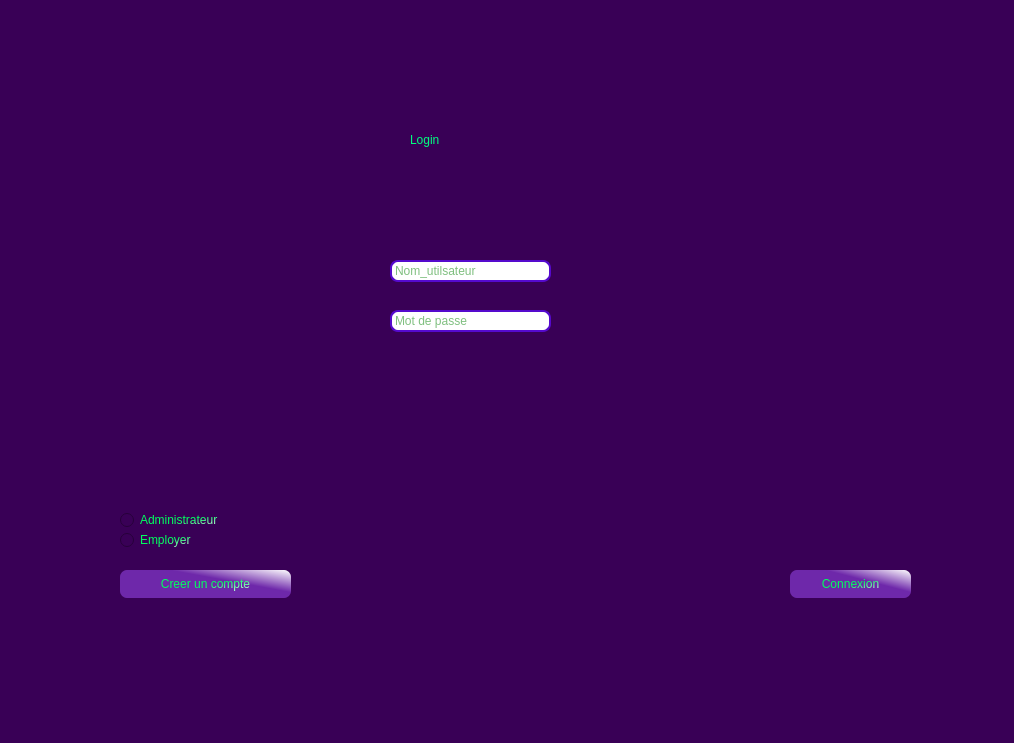
Qt form S_Park/mainwindow.ui (GIlles2608/Spark) before a commit.
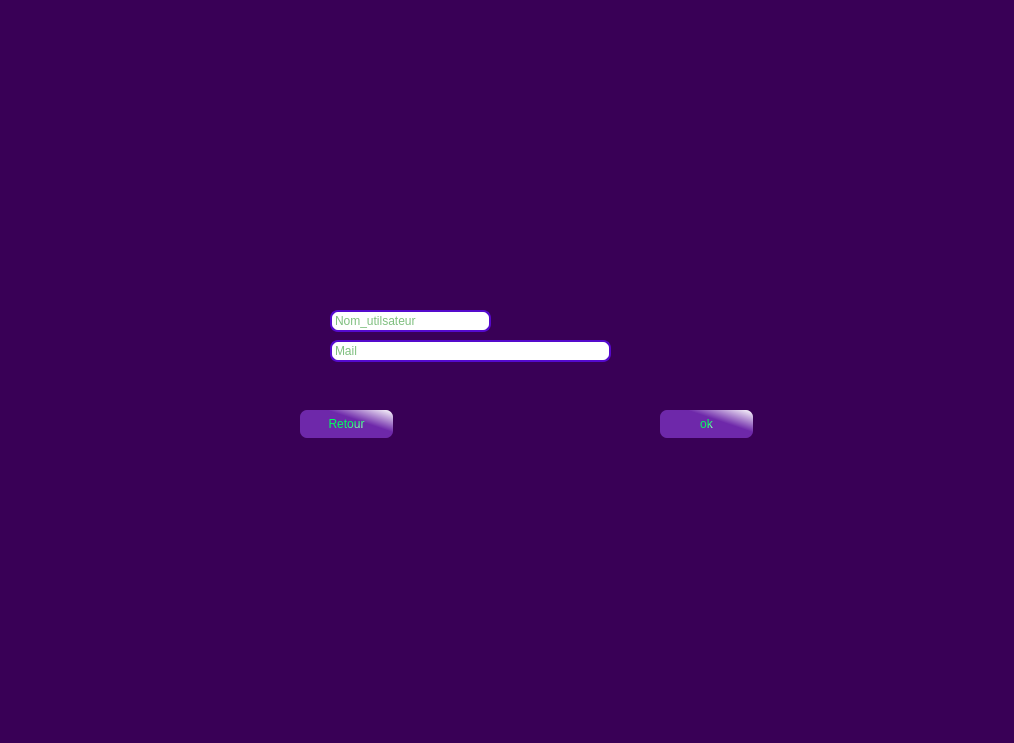
The same form after that commit. The open tabs and pages were chosen to show the change.

```diff
--- a/S_Park/mainwindow.ui
+++ b/S_Park/mainwindow.ui
@@ -194,8 +194,8 @@
      <widget class="QPushButton" name="pushButton_3">
       <property name="geometry">
        <rect>
-        <x>60</x>
-        <y>540</y>
+        <x>720</x>
+        <y>30</y>
         <width>171</width>
         <height>28</height>
        </rect>
@@ -485,6 +485,168 @@
       </property>
      </widget>
     </widget>
+    <widget class="QWidget" name="page_2">
+     <widget class="QLineEdit" name="e_mail_2">
+      <property name="geometry">
+       <rect>
+        <x>270</x>
+        <y>310</y>
+        <width>281</width>
+        <height>22</height>
+       </rect>
+      </property>
+      <property name="styleSheet">
+       <string notr="true">QLineEdit {
+	font: 8pt &quot;Times New Roman&quot;;
+padding: 1px;
+border-style: solid;
+border: 2px solid rgb(85,10,205);
+border-radius: 8px;
+font-color:green;
+ background-color:white;
+color:green;
+}
+
+QLineEdit:focus
+{
+  border-color:rgb(200,50,10);
+}</string>
+      </property>
+      <property name="placeholderText">
+       <string>Mail</string>
+      </property>
+     </widget>
+     <widget class="QLineEdit" name="nom_utilateur_3">
+      <property name="geometry">
+       <rect>
+        <x>270</x>
+        <y>280</y>
+        <width>161</width>
+        <height>22</height>
+       </rect>
+      </property>
+      <property name="toolTip">
+       <string>&lt;html&gt;&lt;head/&gt;&lt;body&gt;&lt;p&gt;&lt;br/&gt;&lt;/p&gt;&lt;/body&gt;&lt;/html&gt;</string>
+      </property>
+      <property name="whatsThis">
+       <string>&lt;html&gt;&lt;head/&gt;&lt;body&gt;&lt;p&gt;&lt;br/&gt;&lt;/p&gt;&lt;/body&gt;&lt;/html&gt;</string>
+      </property>
+      <property name="styleSheet">
+       <string notr="true">QLineEdit {
+	font: 8pt &quot;Times New Roman&quot;;
+padding: 1px;
+border-style: solid;
+border: 2px solid rgb(85,10,205);
+border-radius: 8px;
+font-color:green;
+   background-color:white;
+color:green;
+}
+
+QLineEdit:focus
+{
+  border-color:rgb(200,50,10);
+}</string>
+      </property>
+      <property name="inputMask">
+       <string/>
+      </property>
+      <property name="text">
+       <string/>
+      </property>
+      <property name="placeholderText">
+       <string>Nom_utilsateur</string>
+      </property>
+     </widget>
+     <widget class="QPushButton" name="pushButton">
+      <property name="geometry">
+       <rect>
+        <x>600</x>
+        <y>380</y>
+        <width>93</width>
+        <height>28</height>
+       </rect>
+      </property>
+      <property name="styleSheet">
+       <string notr="true">QPushButton
+ {
+      border-style: groove;
+      border-radius: 7;
+      padding: 3px;
+
+     color: qlineargradient(spread:pad, x1:0.439, y1:0.5, x2:1, y2:1, stop:0.134783 rgba(0, 255, 94, 255), stop:1 rgba(255, 255, 255, 255));
+
+      background-color: qlineargradient(spread:pad, x1:0.565, y1:0.386364, x2:1, y2:0, stop:0.0869565 rgba(110, 40, 170, 255), stop:1 rgba(255, 255, 255, 255));
+ 
+   font: 10pt &quot;Copperplate Gothic Bold&quot;; 
+ }
+
+QPushButton:focus
+
+ {
+
+  
+    background-color: qlineargradient(spread:pad, x1:0, y1:0, x2:1, y2:1, stop:0.491304 rgba(255, 0, 0, 255), stop:1 rgba(255, 255, 255, 255));
+ }
+
+QPushButton:hover
+
+ {
+    background-color: qlineargradient(spread:pad, x1:0, y1:0, x2:1, y2:1, stop:0.491304 rgba(255, 0, 0, 255), stop:1 rgba(255, 255, 255, 255));
+
+ }
+
+</string>
+      </property>
+      <property name="text">
+       <string>ok</string>
+      </property>
+     </widget>
+     <widget class="QPushButton" name="pushButton_8">
+      <property name="geometry">
+       <rect>
+        <x>240</x>
+        <y>380</y>
+        <width>93</width>
+        <height>28</height>
+       </rect>
+      </property>
+      <property name="styleSheet">
+       <string notr="true">QPushButton
+ {
+      border-style: groove;
+      border-radius: 7;
+      padding: 3px;
+
+     color: qlineargradient(spread:pad, x1:0.439, y1:0.5, x2:1, y2:1, stop:0.134783 rgba(0, 255, 94, 255), stop:1 rgba(255, 255, 255, 255));
+
+      background-color: qlineargradient(spread:pad, x1:0.565, y1:0.386364, x2:1, y2:0, stop:0.0869565 rgba(110, 40, 170, 255), stop:1 rgba(255, 255, 255, 255));
+ 
+   font: 10pt &quot;Copperplate Gothic Bold&quot;; 
+ }
+
+QPushButton:focus
+
+ {
+
+  
+    background-color: qlineargradient(spread:pad, x1:0, y1:0, x2:1, y2:1, stop:0.491304 rgba(255, 0, 0, 255), stop:1 rgba(255, 255, 255, 255));
+ }
+
+QPushButton:hover
+
+ {
+    background-color: qlineargradient(spread:pad, x1:0, y1:0, x2:1, y2:1, stop:0.491304 rgba(255, 0, 0, 255), stop:1 rgba(255, 255, 255, 255));
+
+ }
+
+</string>
+      </property>
+      <property name="text">
+       <string>Retour</string>
+      </property>
+     </widget>
+    </widget>
    </widget>
   </widget>
   <widget class="QMenuBar" name="menubar">
```
Left out of the diff: 44 changed lines with no effect on the pictures.
